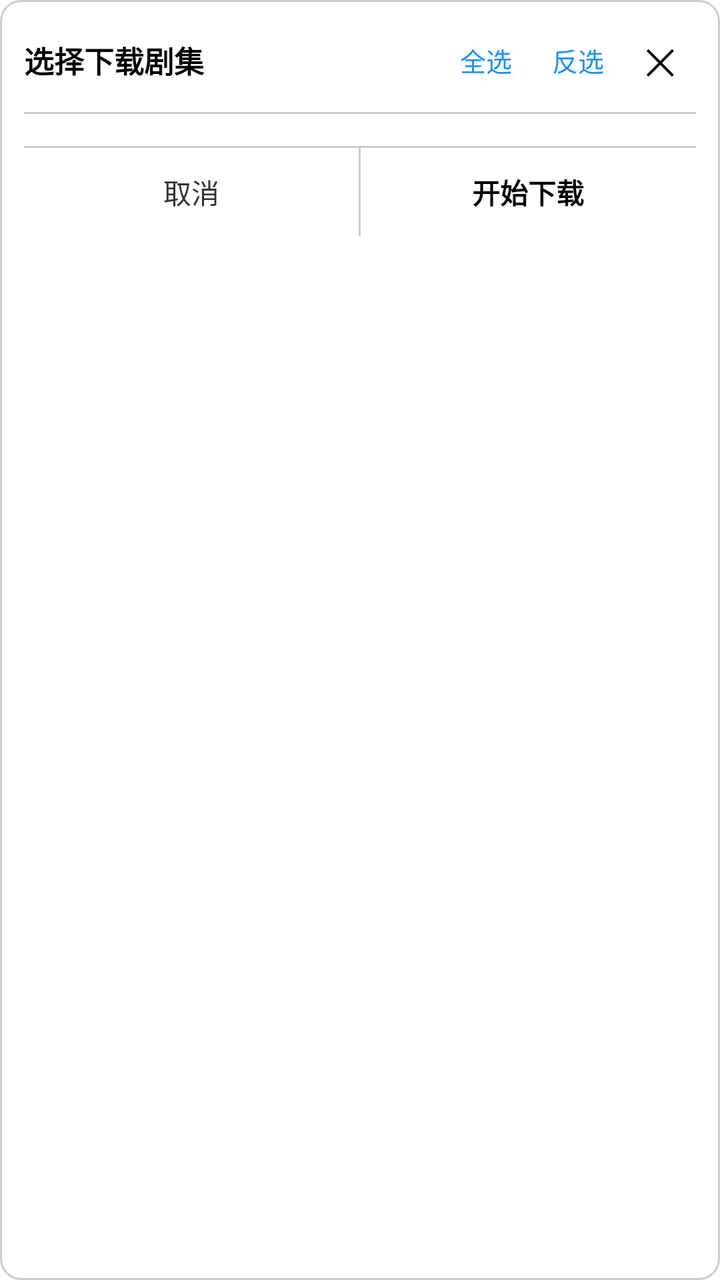
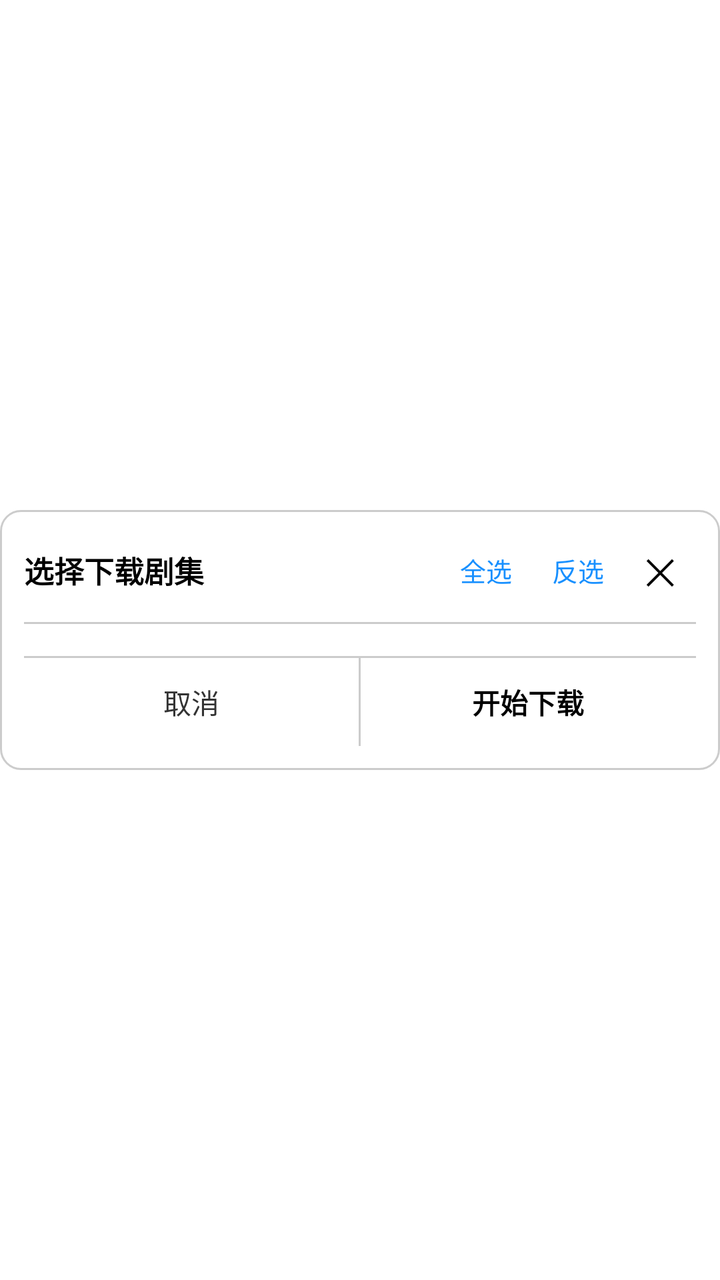

Before-and-after screenshots of an Android layout around one commit, followed by the original layout XML and the change that was made.
<!-- AndroidManifest.xml: application theme AppTheme.NoActionBar -->
<!-- res/layout/dialog_download_select.xml -->
<?xml version="1.0" encoding="utf-8"?>
<FrameLayout xmlns:android="http://schemas.android.com/apk/res/android"
    android:layout_width="match_parent"
    android:layout_height="match_parent"
    android:background="@android:color/transparent">

    <androidx.core.widget.NestedScrollView
        android:layout_width="match_parent"
        android:layout_height="match_parent"
        android:fillViewport="true"
        android:scrollbars="none">

        <LinearLayout
            android:layout_width="wrap_content"
            android:layout_height="wrap_content"
            android:layout_gravity="center"
            android:background="@drawable/shape_danmu_setting_bg"
            android:minWidth="320dp"
            android:orientation="vertical"
            android:padding="12dp">

            
            <LinearLayout
                android:layout_width="match_parent"
                android:layout_height="wrap_content"
                android:orientation="horizontal"
                android:gravity="center_vertical"
                android:paddingBottom="8dp">

                <TextView
                    android:id="@+id/tvDownloadTitle"
                    android:layout_width="0dp"
                    android:layout_height="wrap_content"
                    android:layout_weight="1"
                    android:text="选择下载剧集"
                    android:textColor="@android:color/black"
                    android:textSize="15sp"
                    android:textStyle="bold"
                    android:singleLine="true"
                    android:ellipsize="end" />

                <TextView
                    android:id="@+id/tvSelectAll"
                    android:layout_width="wrap_content"
                    android:layout_height="32dp"
                    android:gravity="center"
                    android:paddingLeft="10dp"
                    android:paddingRight="10dp"
                    android:text="全选"
                    android:textColor="#FF1890FF"
                    android:textSize="13sp"
                    android:clickable="true"
                    android:focusable="true" />

                <TextView
                    android:id="@+id/tvDeselectAll"
                    android:layout_width="wrap_content"
                    android:layout_height="32dp"
                    android:gravity="center"
                    android:paddingLeft="10dp"
                    android:paddingRight="10dp"
                    android:text="反选"
                    android:textColor="#FF1890FF"
                    android:textSize="13sp"
                    android:clickable="true"
                    android:focusable="true" />

                <TextView
                    android:id="@+id/tvDownloadClose"
                    android:layout_width="36dp"
                    android:layout_height="36dp"
                    android:text="✕"
                    android:textColor="@android:color/black"
                    android:textSize="18sp"
                    android:gravity="center"
                    android:clickable="true"
                    android:focusable="true" />
            </LinearLayout>

            
            <View
                android:layout_width="match_parent"
                android:layout_height="1dp"
                android:background="@color/dialog_panel_stroke"
                android:layout_marginBottom="8dp" />

            
            <androidx.recyclerview.widget.RecyclerView
                android:id="@+id/rvEpisodes"
                android:layout_width="match_parent"
                android:layout_height="wrap_content"
                android:maxHeight="360dp"
                android:scrollbars="none" />

            
            <View
                android:layout_width="match_parent"
                android:layout_height="1dp"
                android:layout_marginTop="8dp"
                android:background="@color/dialog_panel_stroke" />

            
            <LinearLayout
                android:layout_width="match_parent"
                android:layout_height="44dp"
                android:orientation="horizontal">

                <TextView
                    android:id="@+id/tvDownloadCancel"
                    android:layout_width="0dp"
                    android:layout_height="match_parent"
                    android:layout_weight="1"
                    android:gravity="center"
                    android:text="取消"
                    android:textColor="#FF333333"
                    android:textSize="14sp"
                    android:clickable="true"
                    android:focusable="true" />

                <View
                    android:layout_width="1dp"
                    android:layout_height="match_parent"
                    android:background="@color/dialog_panel_stroke" />

                <TextView
                    android:id="@+id/tvDownloadConfirm"
                    android:layout_width="0dp"
                    android:layout_height="match_parent"
                    android:layout_weight="1"
                    android:gravity="center"
                    android:text="开始下载"
                    android:textColor="@color/dialog_text_primary"
                    android:textSize="14sp"
                    android:textStyle="bold"
                    android:clickable="true"
                    android:focusable="true" />
            </LinearLayout>
        </LinearLayout>
    </androidx.core.widget.NestedScrollView>
</FrameLayout>
<!-- resources referenced by this layout -->
<resources>
  <color name="dialog_panel_stroke">#33000000</color>
  <color name="dialog_text_primary">#FF000000</color>
  <!-- drawable shape_danmu_setting_bg (drawable) -->
  <?xml version="1.0" encoding="utf-8"?>
  <shape xmlns:android="http://schemas.android.com/apk/res/android">
      <corners android:radius="@dimen/vs_10" />
      <solid android:color="@color/dialog_panel_bg" />
      <stroke
          android:width="@dimen/vs_1"
          android:color="@color/dialog_panel_stroke" />
  </shape>
  <style name="AppTheme.NoActionBar" parent="AppTheme">
          <item name="android:windowActionBar">false</item>
          <item name="android:windowNoTitle">true</item>
          <item name="windowActionBar">false</item>
          <item name="android:windowContentOverlay">@null</item>
          <item name="windowNoTitle">true</item>
          <item name="android:keepScreenOn">true</item>
          <item name="android:windowBackground">@android:color/transparent</item>
          
          <item name="android:windowTranslucentStatus">false</item>
          <item name="android:statusBarColor">@android:color/transparent</item>
          <item name="android:windowDrawsSystemBarBackgrounds">true</item>
          <item name="android:fitsSystemWindows">false</item>
          
          <item name="android:windowLightStatusBar">true</item>
      </style>
  <dimen name="vs_10">10dp</dimen>
  <color name="dialog_panel_bg">#FFFFFFFF</color>
  <dimen name="vs_1">1dp</dimen>
  <style name="AppTheme" parent="Theme.AppCompat.Light.DarkActionBar">
          
          <item name="colorPrimary">@color/color_6200EE</item>
          <item name="colorPrimaryDark">@color/color_3700B3</item>
          <item name="colorAccent">@color/color_03DAC5</item>
      </style>
  <color name="color_6200EE">#6200EE</color>
  <color name="color_3700B3">#3700B3</color>
  <color name="color_03DAC5">#03DAC5</color>
</resources>

<!-- the commit's change to res/layout/dialog_download_select.xml (unified diff, before → after) -->
@@ -7,7 +7,6 @@
     <androidx.core.widget.NestedScrollView
         android:layout_width="match_parent"
         android:layout_height="match_parent"
-        android:fillViewport="true"
         android:scrollbars="none">
 
         <LinearLayout
